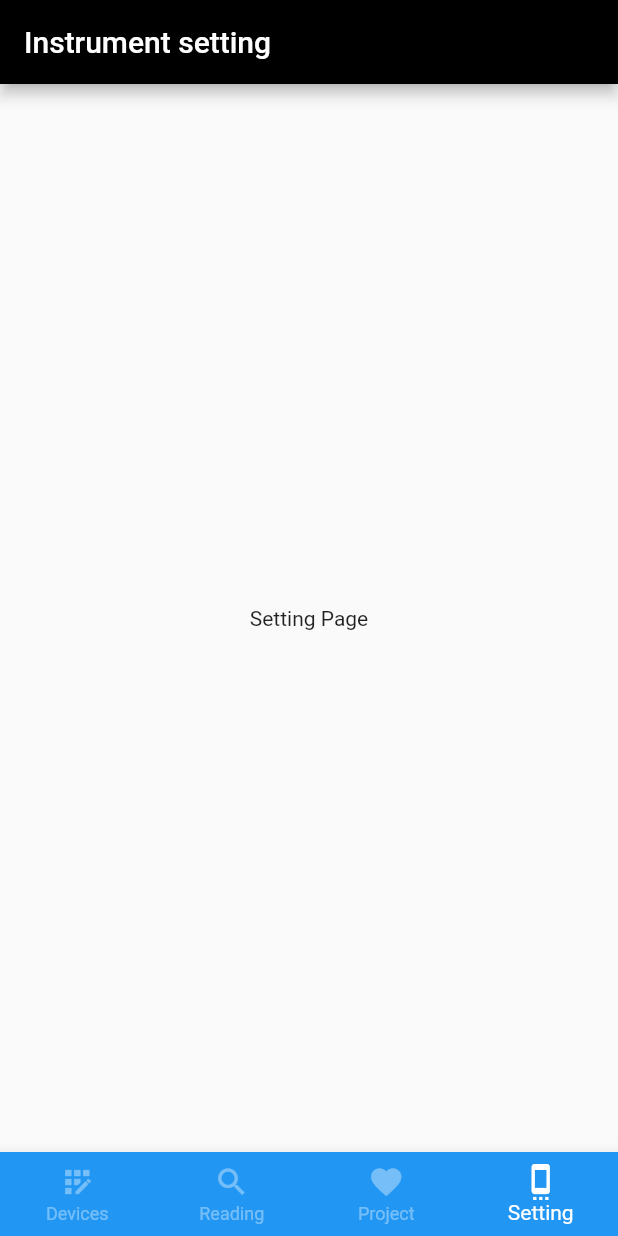
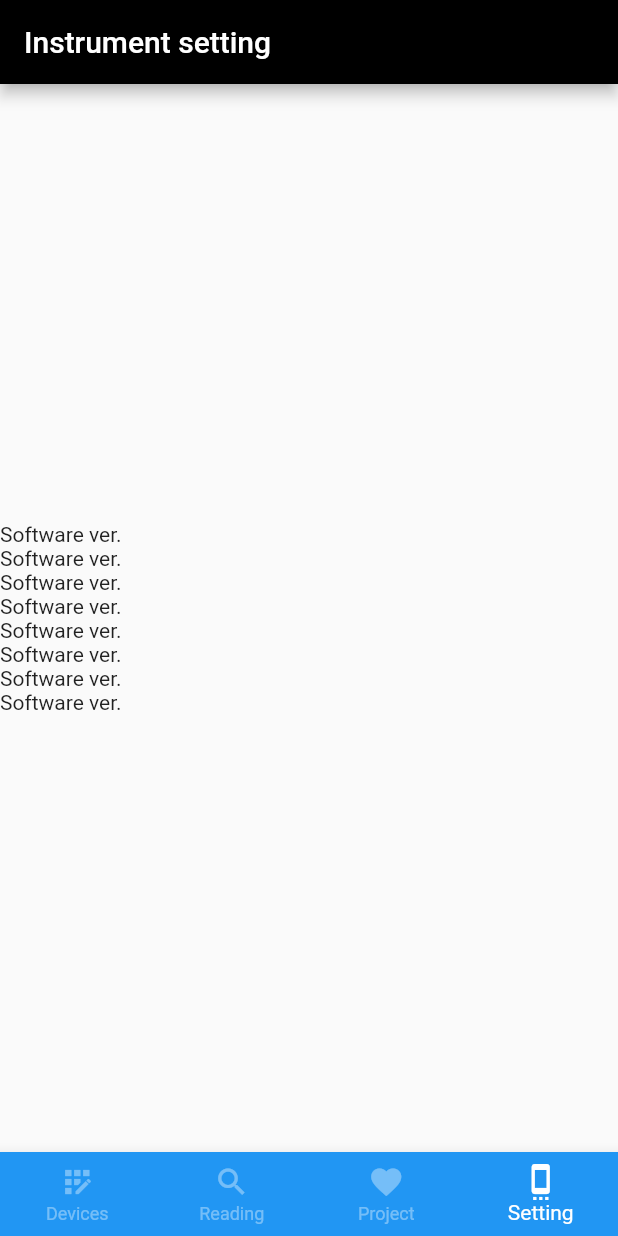
Before and after one commit to EmOne/smart_cable_app, a Flutter app: the screen it shows after launch, item 4 of the bottom bar chosen, on a phone screen of 412 x 824 dp. Run offline on Flutter 3.47's test engine with Material 2 defaults, Android fonts, the phone set to English and light mode, and no system bars; our stand-ins replace flutter_blue.

Commit message:
Cumulative Update.

```diff
--- a/lib/main.dart
+++ b/lib/main.dart
@@ -48,11 +48,10 @@ class _SmartCableHomePageState extends State<SmartCableHomePage>
 
   final pageView = <Widget>[
     DevicesPage(),
-    readingPage(),
-    projectPage(),
-    settingPage()
+    ReadingPage(),
+    ProjectPage(),
+    SettingPage()
   ];
-  int _selectedIndex = 0;
 
   @override
   String get restorationId => widget.restorationId;
@@ -70,7 +69,7 @@ class _SmartCableHomePageState extends State<SmartCableHomePage>
 
   void _onItemTapped(int index) {
     setState(() {
-      _selectedIndex = index;
+      _currentIndex.value = index;
     });
   }
 
@@ -112,7 +111,7 @@ class _SmartCableHomePageState extends State<SmartCableHomePage>
         type: BottomNavigationBarType.fixed,
         onTap: (index) {
           setState(() {
-            _currentIndex.value = index;
+            _onItemTapped(index);
           });
           // Navigator.of(context).push(route)
         },
@@ -141,6 +140,8 @@ class _NavigationAppBar extends StatelessWidget {
         return widget;
       case 'Setting':
         return widget;
+      default:
+        return widget;
     }
   }
 }
--- a/lib/projectPage.dart
+++ b/lib/projectPage.dart
@@ -1,7 +1,7 @@
 import 'package:flutter/cupertino.dart';
 import 'package:flutter/material.dart';
 
-class projectPage extends StatelessWidget {
+class ProjectPage extends StatelessWidget {
   @override
   Widget build(BuildContext context) {
     return Scaffold(
--- a/lib/readingPage.dart
+++ b/lib/readingPage.dart
@@ -1,7 +1,7 @@
 import 'package:flutter/cupertino.dart';
 import 'package:flutter/material.dart';
 
-class readingPage extends StatelessWidget {
+class ReadingPage extends StatelessWidget {
   @override
   Widget build(BuildContext context) {
     return Scaffold(
--- a/lib/settingPage.dart
+++ b/lib/settingPage.dart
@@ -1,7 +1,12 @@
 import 'package:flutter/cupertino.dart';
 import 'package:flutter/material.dart';
 
-class settingPage extends StatelessWidget {
+class SettingPage extends StatefulWidget {
+  @override
+  SettingPageState createState() => SettingPageState();
+}
+
+class SettingPageState extends State<SettingPage> {
   @override
   Widget build(BuildContext context) {
     return Scaffold(
@@ -9,7 +14,62 @@ class settingPage extends StatelessWidget {
         title: Text('Instrument setting'),
       ),
       body: Center(
-        child: Text('Setting Page'),
+        child: Container(
+        child: Table(
+          children: [
+            TableRow(
+              children: [
+                TableCell(
+                  child:  Text("Software ver."),
+                )
+              ]
+            ),
+            TableRow(
+                children: [
+                  TableCell(
+                    child:  Text("Software ver."),
+                  )
+                ]
+            ), TableRow(
+                children: [
+                  TableCell(
+                    child:  Text("Software ver."),
+                  )
+                ]
+            ), TableRow(
+                children: [
+                  TableCell(
+                    child:  Text("Software ver."),
+                  )
+                ]
+            ), TableRow(
+                children: [
+                  TableCell(
+                    child:  Text("Software ver."),
+                  )
+                ]
+            ), TableRow(
+                children: [
+                  TableCell(
+                    child:  Text("Software ver."),
+                  )
+                ]
+            ), TableRow(
+                children: [
+                  TableCell(
+                    child:  Text("Software ver."),
+                  )
+                ]
+            ), TableRow(
+                children: [
+                  TableCell(
+                    child:  Text("Software ver."),
+                  )
+                ]
+            ),
+          ],
+        ),
+        )
       ),
     );
   }
```
Also changed, not shown: 1 other file.
